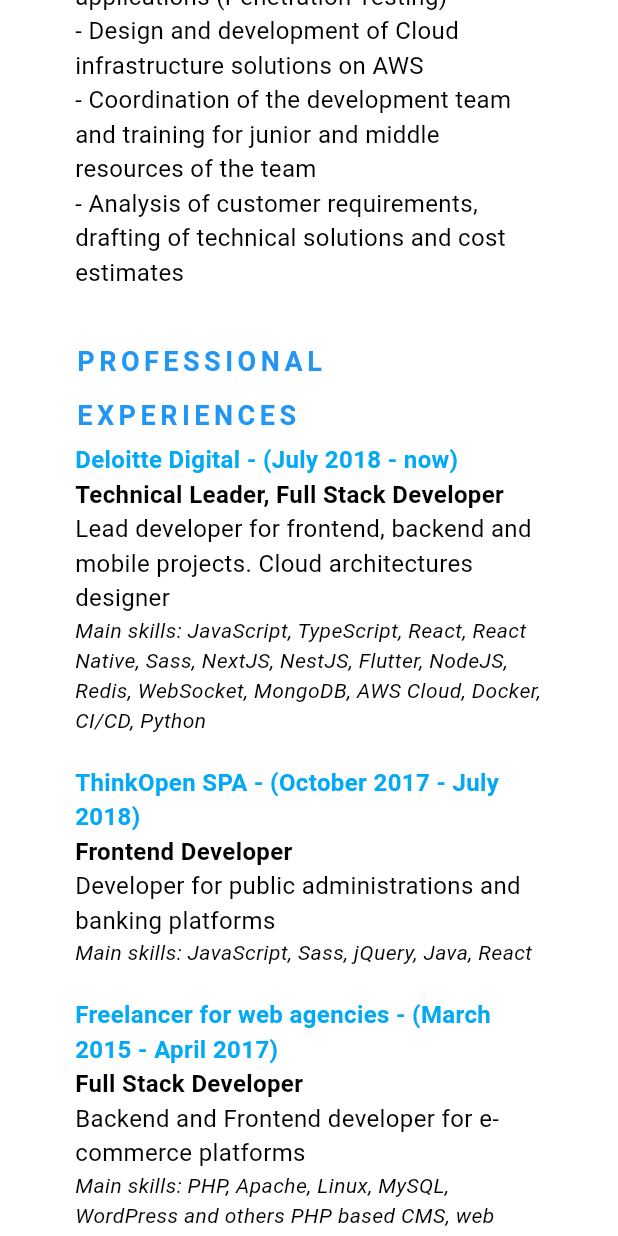
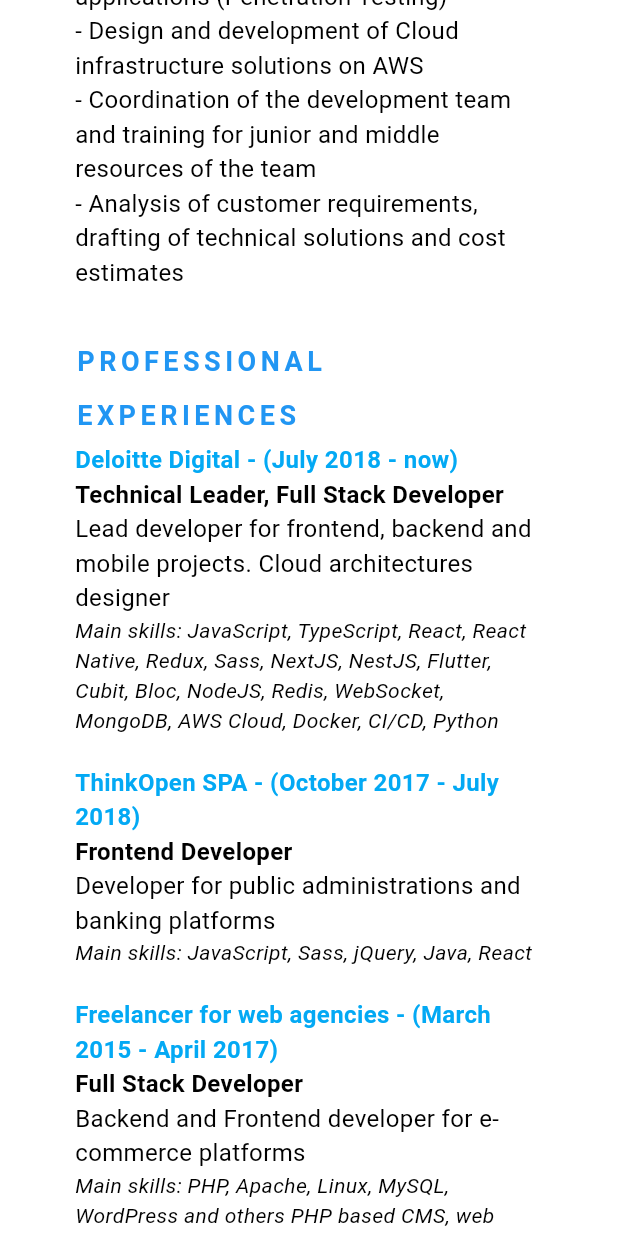
Before and after one commit to davideperrotta/resume_app, a Flutter app: the screen it shows after launch, scrolled down 1152 dp, on a phone screen of 412 x 824 dp. Run offline on Flutter 3.47's test engine with Material 3 defaults, Android fonts, the light colour scheme and no system bars; our stand-ins replace bloc, equatable, flutter_bloc, responsive_builder.

Commit message:
update flutter skills

```diff
--- a/lib/main.dart
+++ b/lib/main.dart
@@ -160,7 +160,7 @@
               style: descriptionStyle,
             ),
             Text(
-              'Main skills: JavaScript, TypeScript, React, React Native, Sass, NextJS, NestJS, Flutter, NodeJS, Redis, WebSocket, MongoDB, AWS Cloud, Docker, CI/CD, Python',
+              'Main skills: JavaScript, TypeScript, React, React Native, Redux, Sass, NextJS, NestJS, Flutter, Cubit, Bloc, NodeJS, Redis, WebSocket, MongoDB, AWS Cloud, Docker, CI/CD, Python',
               style: descriptionStyle.merge(const TextStyle(
                 fontStyle: FontStyle.italic,
                 fontSize: 14,
```
Also changed, not shown: pubspec.lock, 1 other file.
